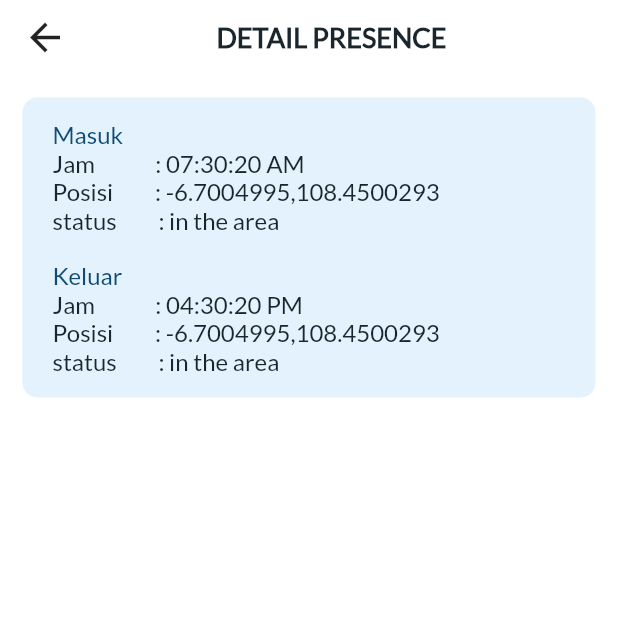
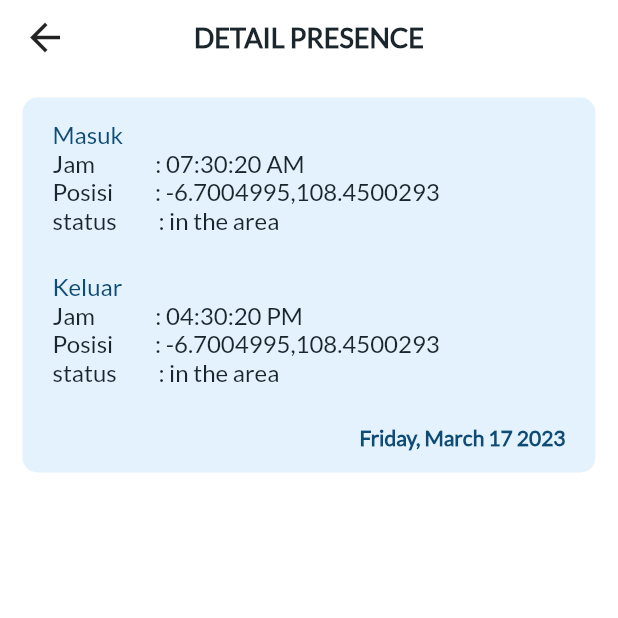
Before and after one commit to framadhan99/presence_app, a Flutter app: the screen it shows after launch, scrolled down 218 dp, after a tap on "Masuk", on a phone screen of 412 x 824 dp, the top half of it. Run offline on Flutter 3.47's test engine with Material 2 defaults, Android fonts, the light colour scheme and no system bars.

Commit message:
create presence page

```diff
--- a/lib/ui_features/pages/home/detail_presence_screen.dart
+++ b/lib/ui_features/pages/home/detail_presence_screen.dart
@@ -17,9 +17,9 @@ class DetailPresenceScreen extends StatelessWidget {
       body: Padding(
         padding: const EdgeInsets.only(left: 15, right: 15, top: 15),
         child: CardGeneral(
-          height: 200,
+          height: 250,
           margin: const EdgeInsets.only(bottom: 10),
-          padding: const EdgeInsets.only(left: 20, top: 15, bottom: 15),
+          padding: const EdgeInsets.symmetric(horizontal: 20, vertical: 15),
           widget: Column(
             crossAxisAlignment: CrossAxisAlignment.start,
             children: [
@@ -78,6 +78,17 @@ class DetailPresenceScreen extends StatelessWidget {
                   fontWeight: FontWeight.w500,
                 ),
               ),
+              Spacer(),
+              Container(
+                alignment: Alignment.centerRight,
+                child: Text(
+                  'Friday, March 17 2023',
+                  style: AssetStyle.textPrimary.copyWith(
+                      color: AssetColor.blueDrak,
+                      fontWeight: FontWeight.bold,
+                      fontSize: 14),
+                ),
+              )
             ],
           ),
         ),
--- a/lib/ui_features/pages/home/home_page.dart
+++ b/lib/ui_features/pages/home/home_page.dart
@@ -4,6 +4,7 @@ import 'package:presence_app/config/asset_styles.dart';
 import 'package:presence_app/config/navigations_service.dart';
 import 'package:presence_app/config/ui_helper.dart';
 import 'package:presence_app/ui_features/pages/home/detail_presence_screen.dart';
+import 'package:presence_app/ui_features/pages/home/more_presence.dart';
 import 'package:presence_app/ui_features/widgets/buttons/button_primary.dart';
 import 'package:presence_app/ui_features/widgets/cards/card_general.dart';
 import 'package:presence_app/ui_features/widgets/cards/card_presence.dart';
@@ -104,10 +105,13 @@ class HomePage extends StatelessWidget {
                       'Last 5 Day',
                       style: AssetStyle.textPrimary,
                     ),
-                    Text('See more',
-                        style: AssetStyle.textPrimary.copyWith(
-                          color: AssetColor.blue,
-                        )),
+                    GestureDetector(
+                      onTap: () => nextScreen(const MorePresenceScreen()),
+                      child: Text('See more',
+                          style: AssetStyle.textPrimary.copyWith(
+                            color: AssetColor.blue,
+                          )),
+                    ),
                   ],
                 ),
               ),
--- a/lib/ui_features/widgets/appbar/appbar_custom.dart
+++ b/lib/ui_features/widgets/appbar/appbar_custom.dart
@@ -1,5 +1,6 @@
 import 'package:flutter/material.dart';
 import 'package:presence_app/config/asset_styles.dart';
+import 'package:presence_app/config/config.dart';
 
 class AppBarCustom extends StatelessWidget with PreferredSizeWidget {
   const AppBarCustom({super.key, required this.title, this.onTap});
@@ -20,12 +21,13 @@ class AppBarCustom extends StatelessWidget with PreferredSizeWidget {
                 size: 30,
               ),
             ),
-            Spacer(),
+            const Spacer(),
             Text(
               title,
               style: AssetStyle.textTitle,
             ),
-            Spacer(),
+            const Spacer(),
+            horizontalSpace(30)
           ],
         ),
       ),
```
Also changed, not shown: lib/ui_features/pages/home/more_presence.dart (added, +71 -0 lines).
